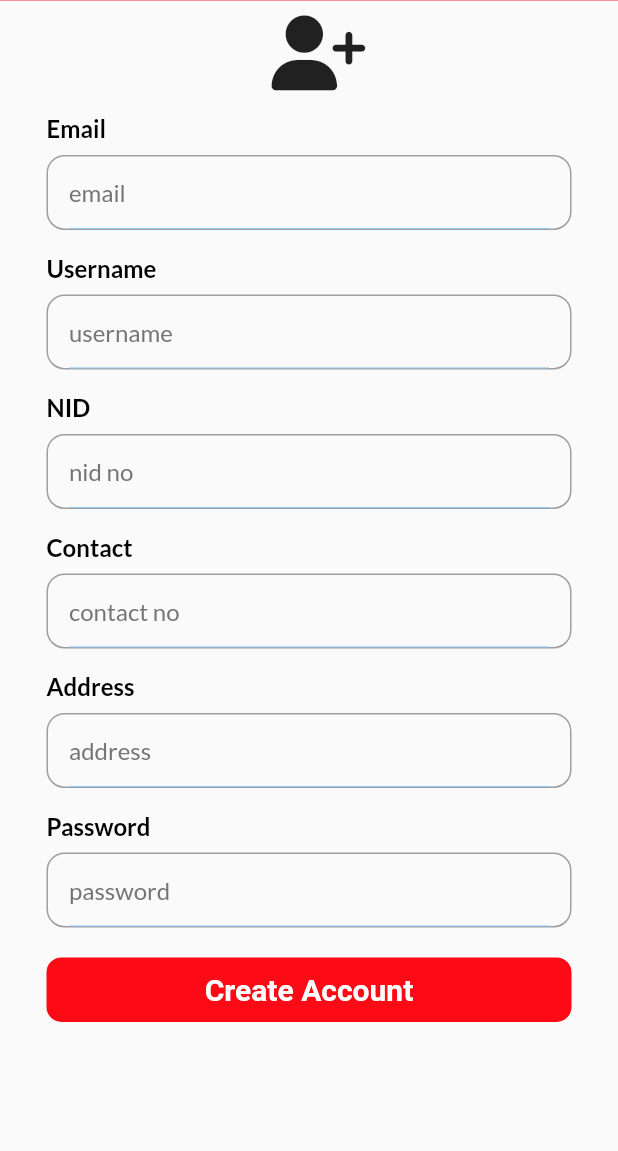
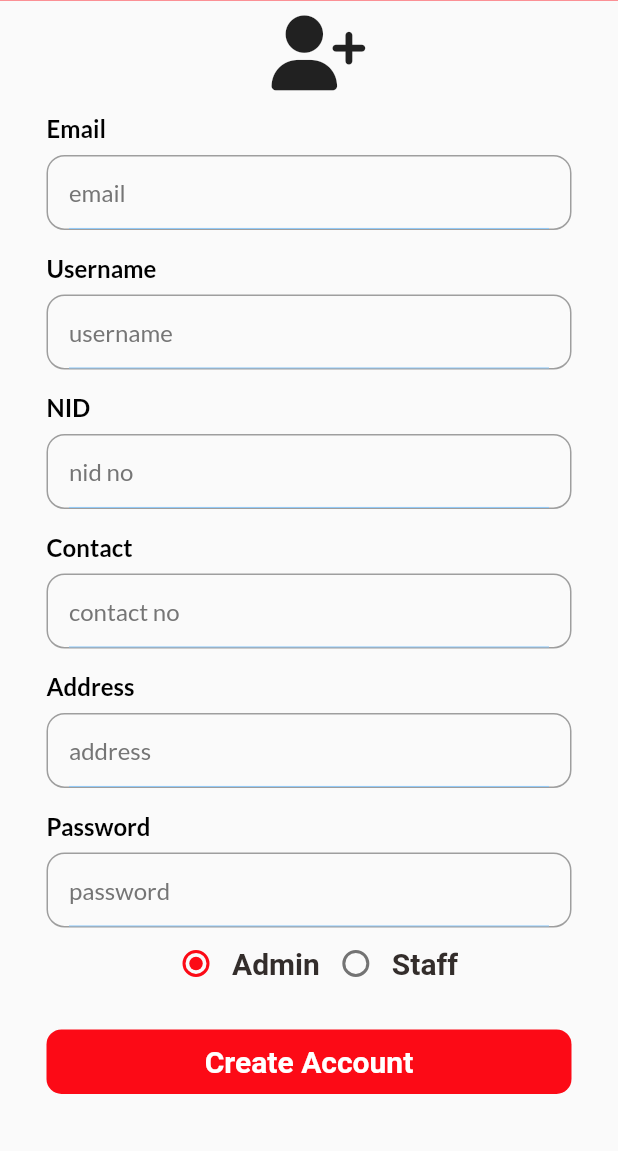
Before and after one commit to mostafijur566/store_management_flutter, a Flutter app: the screen it shows after launch, on a phone screen of 412 x 824 dp, the part 85-1236 px from its top. Run offline on Flutter 3.47's test engine with Material 2 defaults, Android fonts, the phone set to English and light mode, and no system bars; our stand-ins replace font_awesome_flutter, get, google_fonts; missing offline and left inert: bitsdojo_window, dart:ffi.

Commit message:
radio button added for specify account type by admin and staff

```diff
--- a/lib/pages/staff/add_staff_mobile.dart
+++ b/lib/pages/staff/add_staff_mobile.dart
@@ -13,6 +13,9 @@ class AddStaffMobile extends StatefulWidget {
 }
 
 class _AddStaffMobileState extends State<AddStaffMobile> {
+  String accountType = "admin";
+  int _value = 0;
+
   @override
   Widget build(BuildContext context) {
     return Scaffold(
@@ -43,6 +46,35 @@ class _AddStaffMobileState extends State<AddStaffMobile> {
               MyInputField(title: 'Contact', hint: 'contact no'),
               MyInputField(title: 'Address', hint: 'address'),
               MyInputField(title: 'Password', hint: 'password'),
+              Row(
+                mainAxisAlignment: MainAxisAlignment.center,
+                children: [
+                  Radio(
+                      activeColor: AppColors.mainColor,
+                      value: 0,
+                      groupValue: _value,
+                      onChanged: (value){
+                        setState(() {
+                          _value = int.parse(value.toString());
+                          accountType = 'admin';
+                        });
+                      }
+                  ),
+                  BigText(text: 'Admin'),
+                  Radio(
+                      activeColor: AppColors.mainColor,
+                      value: 1,
+                      groupValue: _value,
+                      onChanged: (value){
+                        setState(() {
+                          _value = int.parse(value.toString());
+                          accountType = 'staff';
+                        });
+                      }
+                  ),
+                  BigText(text: 'Staff'),
+                ],
+              ),
               SizedBox(height: 20,),
               Container(
                 padding: EdgeInsets.only(top: 10, bottom: 10),
```
